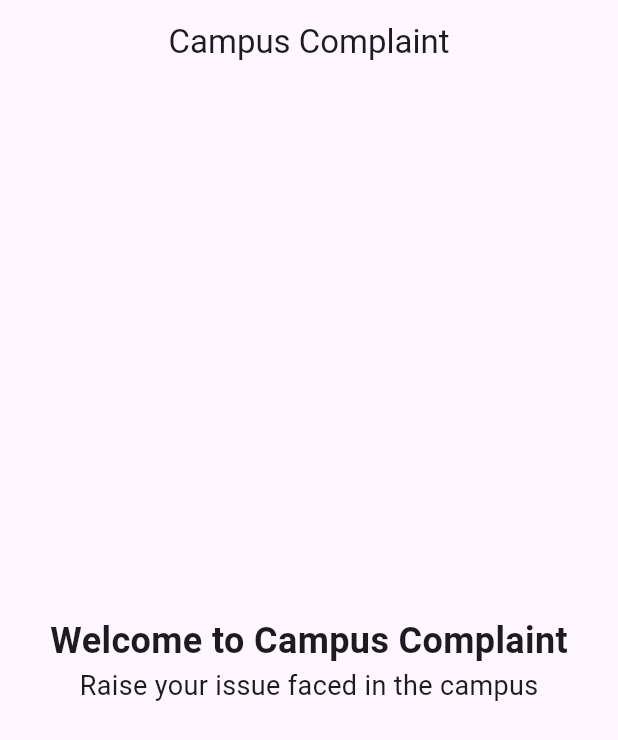
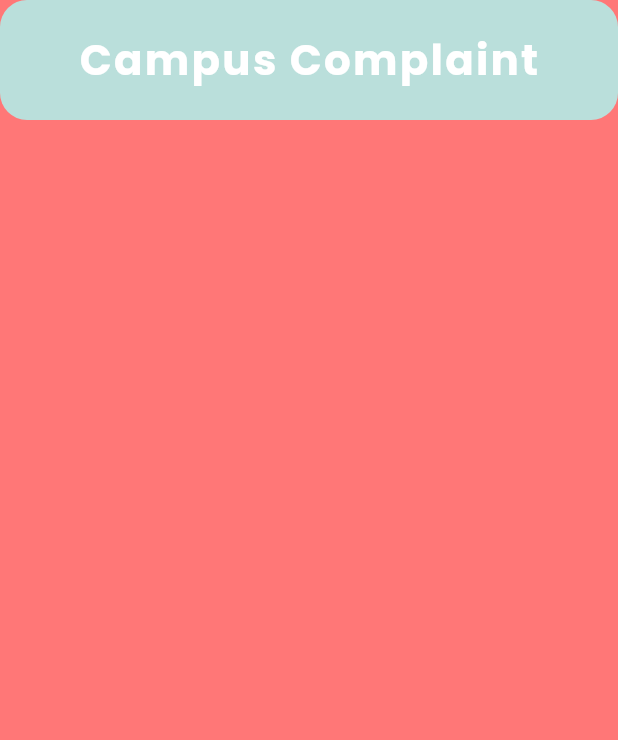
Before and after one commit to meetasati07/Campus_Complaint, a Flutter app: the screen it shows after launch, on a phone screen of 412 x 824 dp. Shown: the top 740 px of the screen. Run offline on Flutter 3.47's test engine with Material 3 defaults, Android fonts, the phone set to English and light mode, and no system bars.

Commit message:
Defined Theme data

```diff
--- a/lib/main.dart
+++ b/lib/main.dart
@@ -1,3 +1,4 @@
+import 'package:campus_complaint/pages/landing_page.dart';
 import 'package:flutter/material.dart';
 
 void main() {
@@ -10,24 +11,60 @@ class MyApp extends StatelessWidget {
   @override
   Widget build(BuildContext context) {
     return MaterialApp(
-      home: Scaffold(
-        appBar: AppBar(title: Text('Campus Complaint'), centerTitle: true),
-        body: Center(
-          child: Column(
-            mainAxisAlignment: MainAxisAlignment.center,
-            children: [
-              Text(
-                'Welcome to Campus Complaint',
-                style: TextStyle(fontSize: 24.0, fontWeight: FontWeight.bold),
-              ),
-              Text(
-                'Raise your issue faced in the campus',
-                style: TextStyle(fontSize: 18),
-              ),
-            ],
+      debugShowCheckedModeBanner: false,
+      theme: ThemeData(
+        appBarTheme: AppBarTheme(
+          backgroundColor: Color(0xffbadfdb),
+          toolbarHeight: 80,
+          titleTextStyle: TextStyle(
+            color: Color.fromARGB(255, 255, 255, 255),
+            fontSize: 28,
+            fontWeight: FontWeight.bold,
+            fontFamily: 'Poppins',
+            letterSpacing: 1.5,
+          ),
+          centerTitle: true,
+          shape: RoundedRectangleBorder(
+            borderRadius: BorderRadiusGeometry.circular(18),
           ),
         ),
+        scaffoldBackgroundColor: Color.fromARGB(255, 255, 119, 119),
+        fontFamily: 'Roboto',
+        primaryColor: Color(0xfffff2eb),
+        textButtonTheme: TextButtonThemeData(
+          style: TextButton.styleFrom(
+            backgroundColor: Colors.black,
+            foregroundColor: Colors.white,
+            padding: EdgeInsets.symmetric(vertical: 11, horizontal: 20),
+            textStyle: TextStyle(
+              fontFamily: 'Roboto',
+              fontSize: 18,
+              fontWeight: FontWeight.bold,
+              letterSpacing: 1.2
+            ),
+            shape: RoundedRectangleBorder(
+              borderRadius: BorderRadiusGeometry.circular(10),
+              side: BorderSide(
+                width: 3,
+                color: Colors.white
+              ),
+            ),
+          ),
+        ),
+        bottomNavigationBarTheme: BottomNavigationBarThemeData(
+          backgroundColor: Color(0xffbadfdb),
+          selectedItemColor: Colors.white,
+          unselectedItemColor: Colors.black
+        ),
+        cardTheme: CardThemeData(
+          color: Colors.white,
+          shape: RoundedRectangleBorder(
+            borderRadius: BorderRadiusGeometry.circular(14)
+          ),
+          elevation: 5
+        )
       ),
+      home: LandingPage(),
     );
   }
 }
--- /dev/null
+++ b/lib/pages/landing_page.dart
@@ -0,0 +1,14 @@
+import 'package:flutter/material.dart';
+
+class LandingPage extends StatelessWidget {
+  const LandingPage({super.key});
+
+  @override
+  Widget build(BuildContext context) {
+    return Scaffold(
+      backgroundColor: Theme.of(context).scaffoldBackgroundColor,
+      appBar: AppBar(title: Text('Campus Complaint')),
+      body: Column(),
+    );
+  }
+}
```
Also changed, not shown: pubspec.yaml (+9 -11 lines), assets/font/Poppins-Regular.ttf (added), assets/font/Roboto-Regular.ttf (added), 1 other file.
